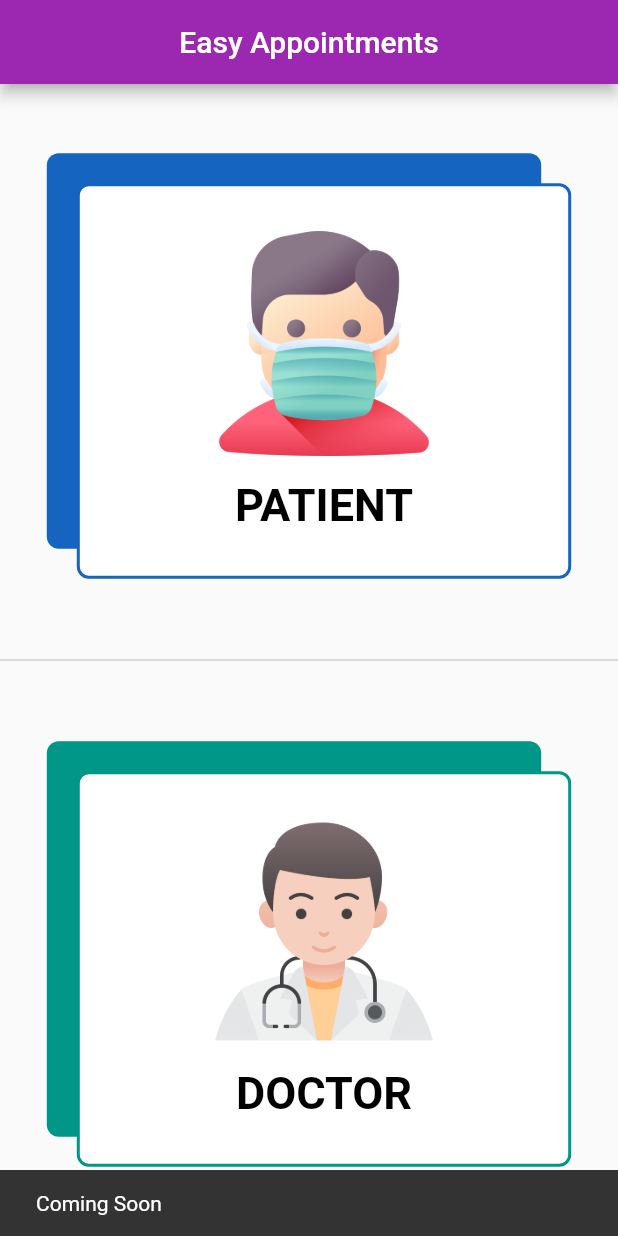
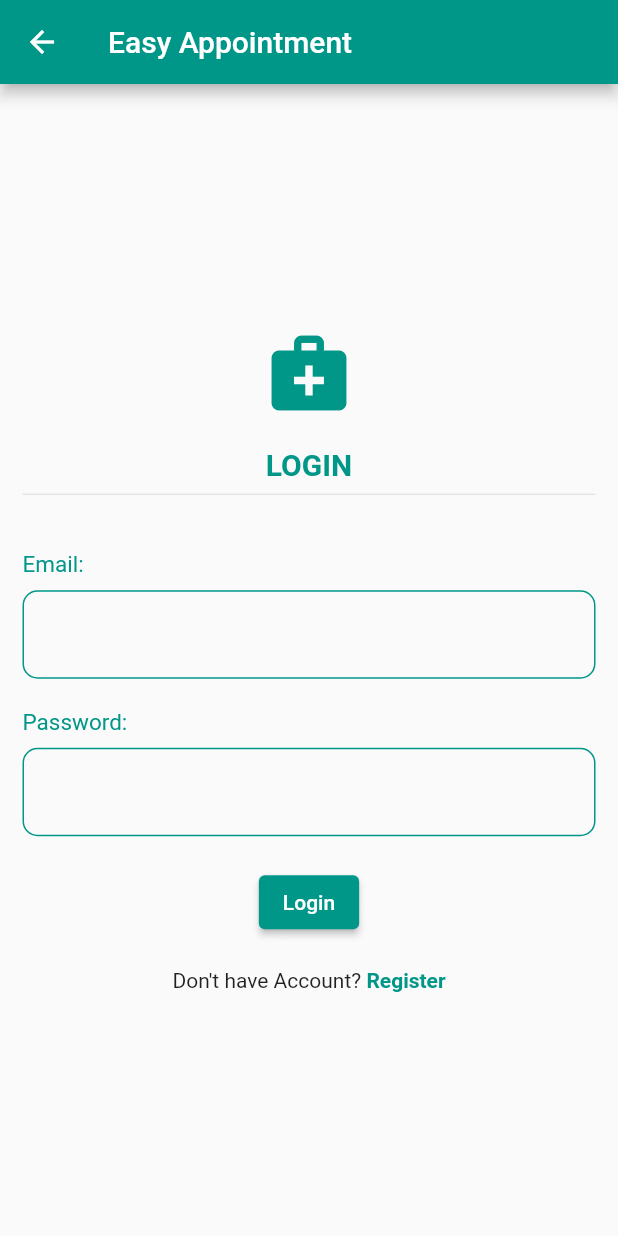
Before and after one commit to satyam-2000/easyeasy_appointment, a Flutter app: the screen it shows after launch, after a tap on "DOCTOR", on a phone screen of 412 x 824 dp. Run offline on Flutter 3.47's test engine with Material 2 defaults, Android fonts, the phone set to English and light mode, and no system bars; our stand-ins replace dio, flutter_bloc, get.

Commit message:
Doctor Auth Done

```diff
--- a/lib/common_components/widgets/input_text_field.dart
+++ b/lib/common_components/widgets/input_text_field.dart
@@ -6,14 +6,15 @@ class InputTextField extends StatelessWidget {
   bool? isObscure;
   TextInputType? textInputType;
   final String? Function(String?)? validator;
-  InputTextField({Key? key,required this.controller,required this.label,this.isObscure,this.textInputType,this.validator,}) : super(key: key);
+  Color themeColor;
+  InputTextField({Key? key,required this.controller,required this.label,this.isObscure,this.textInputType,this.validator,required this.themeColor}) : super(key: key);
 
   @override
   Widget build(BuildContext context) {
     return Column(
       crossAxisAlignment: CrossAxisAlignment.start,
       children: [
-        Text("$label:",style: TextStyle(color: Colors.blue.shade800,fontSize: 15),),
+        Text("$label:",style: TextStyle(color: themeColor,fontSize: 15),),
         const SizedBox(height: 8,),
         TextFormField(
           validator: validator,
@@ -21,12 +22,11 @@ class InputTextField extends StatelessWidget {
           obscureText: isObscure??false,
           controller: controller,
           decoration: InputDecoration(
-            fillColor: Colors.blue.shade800,
-            focusColor: Colors.blue.shade800,
-            hintText: "Enter",
+            fillColor: themeColor,
+            focusColor: themeColor,
             enabledBorder: OutlineInputBorder(
               borderRadius: const BorderRadius.all(Radius.circular(10.0)),
-              borderSide: BorderSide(color: Colors.blue.shade800),
+              borderSide: BorderSide(color: themeColor),
             ),
             errorBorder: OutlineInputBorder(
               borderRadius: const BorderRadius.all(Radius.circular(10.0)),
@@ -38,7 +38,7 @@ class InputTextField extends StatelessWidget {
             ),
             focusedBorder: OutlineInputBorder(
               borderRadius: BorderRadius.all(Radius.circular(10.0)),
-              borderSide: BorderSide(color: Colors.blue.shade800),
+              borderSide: BorderSide(color: themeColor),
             ),
           ),
         ),
--- a/lib/modules/doctor/login/bloc/login_bloc.dart
+++ b/lib/modules/doctor/login/bloc/login_bloc.dart
@@ -0,0 +1,28 @@
+import 'package:easy_appointment/modules/patient/login/bloc/login_state.dart';
+import 'package:flutter_bloc/flutter_bloc.dart';
+import '../services/login_repo.dart';
+import 'login_event.dart';
+import 'login_state.dart';
+
+class DoctorLoginBloc extends Bloc<DoctorLoginEvent,DoctorLoginState>{
+  DoctorLoginBloc():super(DoctorLoginInitialState()){
+    on<DoctorLoginSubmittedEvent>((event,emit) async {
+      emit(DoctorLoginLoadingState());
+      var loginResponseModel=await DoctorLoginRepository.login(event.doctorLoginRequestModel.toJson());
+      if(loginResponseModel==null){
+        emit(DoctorLoginErrorState(error: "Something went wrong"));
+      }
+      else if(loginResponseModel==401){
+        emit(DoctorLoginErrorState(error: "User does not exist"));
+      }
+      else if(loginResponseModel==400){
+        emit(DoctorLoginErrorState(error: "Incorrect Password"));
+      }
+      else{
+        emit(DoctorLoginSuccessState(loginResponseModel: loginResponseModel));
+      }
+
+
+    });
+  }
+}
--- a/lib/modules/doctor/login/bloc/login_event.dart
+++ b/lib/modules/doctor/login/bloc/login_event.dart
@@ -0,0 +1,10 @@
+import 'package:easy_appointment/modules/patient/login/models/login_model.dart';
+
+import '../model/login_model.dart';
+
+abstract class DoctorLoginEvent{}
+
+class DoctorLoginSubmittedEvent extends DoctorLoginEvent{
+  DoctorLoginRequestModel doctorLoginRequestModel;
+  DoctorLoginSubmittedEvent({required this.doctorLoginRequestModel});
+}
--- a/lib/modules/doctor/login/bloc/login_state.dart
+++ b/lib/modules/doctor/login/bloc/login_state.dart
@@ -0,0 +1,16 @@
+import 'package:easy_appointment/modules/patient/login/models/login_model.dart';
+
+import '../model/login_model.dart';
+
+abstract class DoctorLoginState{}
+
+class DoctorLoginInitialState extends DoctorLoginState{}
+class DoctorLoginLoadingState extends DoctorLoginState{}
+class DoctorLoginSuccessState extends DoctorLoginState{
+  DoctorLoginResponseModel loginResponseModel;
+  DoctorLoginSuccessState({required this.loginResponseModel});
+}
+class DoctorLoginErrorState extends DoctorLoginState{
+  String error;
+  DoctorLoginErrorState({required this.error});
+}
--- a/lib/modules/doctor/login/model/login_model.dart
+++ b/lib/modules/doctor/login/model/login_model.dart
@@ -0,0 +1,40 @@
+class DoctorLoginResponseModel{
+  String id;
+  String name;
+  String email;
+  String phone;
+  String speciality;
+  bool isApproved;
+  DoctorLoginResponseModel({
+    required this.id,
+    required this.name,
+    required this.email,
+    required this.phone,
+    required this.speciality,
+    required this.isApproved
+  });
+
+  factory DoctorLoginResponseModel.fromJson(Map<String,dynamic> json){
+    return DoctorLoginResponseModel(
+        id: json["doctorData"]["_id"],
+        name: json["doctorData"]["name"],
+        phone: json["doctorData"]["phone"],
+        email: json["doctorData"]["email"],
+        speciality: json["doctorData"]["role"],
+        isApproved: json["isApproved"]
+    );
+  }
+}
+
+class DoctorLoginRequestModel{
+  String email;
+  String password;
+  DoctorLoginRequestModel({required this.email,required this.password});
+
+  Map<String,dynamic> toJson(){
+    return {
+      "email":email,
+      "password":password
+    };
+  }
+}
--- /dev/null
+++ b/lib/modules/doctor/login/screens/doctor_login_screen.dart
@@ -0,0 +1,116 @@
+import 'package:easy_appointment/modules/doctor/login/model/login_model.dart';
+import 'package:easy_appointment/modules/doctor/register/bloc/register_bloc.dart';
+import 'package:easy_appointment/modules/doctor/register/screens/register_screen.dart';
+import 'package:easy_appointment/modules/patient/dashboard/screens/dashboard.dart';
+import 'package:easy_appointment/modules/patient/login/bloc/login_bloc.dart';
+import 'package:easy_appointment/modules/patient/login/bloc/login_state.dart';
+import 'package:easy_appointment/modules/patient/register/bloc/register_bloc.dart';
+import 'package:easy_appointment/utils/constants/color_constants.dart';
+import 'package:easy_appointment/utils/services/validators.dart';
+import 'package:flutter/material.dart';
+import 'package:flutter_bloc/flutter_bloc.dart';
+import '../../../../common_components/widgets/input_text_field.dart';
+import '../../../../common_components/widgets/snackBars.dart';
+import '../bloc/login_bloc.dart';
+import '../bloc/login_event.dart';
+import '../bloc/login_state.dart';
+
+
+
+class DoctorLoginScreen extends StatefulWidget {
+  const DoctorLoginScreen({Key? key}) : super(key: key);
+
+  @override
+  State<DoctorLoginScreen> createState() => _DoctorLoginScreenState();
+}
+
+class _DoctorLoginScreenState extends State<DoctorLoginScreen> {
+  TextEditingController emailController=TextEditingController();
+  TextEditingController passwordController=TextEditingController();
+  final formGlobalKey = GlobalKey<FormState>();
+
+  @override
+  void dispose() {
+    // TODO: implement dispose
+    super.dispose();
+    emailController.clear();
+    passwordController.clear();
+  }
+
+  @override
+  Widget build(BuildContext context) {
+    return BlocProvider(
+      create: (context)=>DoctorLoginBloc(),
+      child: Scaffold(
+        appBar: AppBar(title: const Text("Easy Appointment"),backgroundColor: Colors.teal,),
+        body: BlocListener<DoctorLoginBloc,DoctorLoginState>(
+          listener: (context,state){
+            if(state is DoctorLoginErrorState){
+              SnackBars.error(error: state.error, context: context);
+            }
+            if(state is DoctorLoginSuccessState){
+              SnackBars.success(message: "Login Successful", context: context);
+              Future.delayed(const Duration(seconds: 1));
+              // Navigator.pushReplacement(context, MaterialPageRoute(builder: (context)=>DashboardScreen(patientDetails: state.loginResponseModel)));
+            }
+          },
+          child: Center(
+            child: SingleChildScrollView(
+              child: Padding(
+                padding: const EdgeInsets.symmetric(vertical: 8.0,horizontal: 15),
+                child: Column(
+                  mainAxisAlignment: MainAxisAlignment.center,
+                  children: [
+                    Icon(Icons.medical_services,size: 60,color: AppColors.doctorThemeColor,),
+                    const SizedBox(height: 20,),
+                    Text("LOGIN",style: TextStyle(fontSize:20,fontWeight: FontWeight.bold,color: AppColors.doctorThemeColor),),
+                    Divider(),
+                    const SizedBox(height: 30,),
+                    Form(
+                      key: formGlobalKey,
+                      child: Column(
+                        children: [
+                          InputTextField(controller: emailController,label: "Email",validator:(email)=>Validators.emailValidator(email),themeColor: AppColors.doctorThemeColor,),
+                          const SizedBox(height: 20,),
+                          InputTextField(controller: passwordController,label: "Password",isObscure:true,validator: (password)=>Validators.passwordValidator(password),themeColor: AppColors.doctorThemeColor,),
+                          const SizedBox(height: 20,),
+                          BlocBuilder<DoctorLoginBloc,DoctorLoginState>(
+                            builder:(context,state){
+                              if(state is DoctorLoginLoadingState){
+                                return Center(child: CircularProgressIndicator(color: AppColors.doctorThemeColor,),);
+                              }
+                              return ElevatedButton(onPressed: (){
+                                if(formGlobalKey.currentState!.validate()){
+                                  DoctorLoginRequestModel loginRequestModel=DoctorLoginRequestModel(email: emailController.text, password: passwordController.text);
+                                  BlocProvider.of<DoctorLoginBloc>(context).add(DoctorLoginSubmittedEvent(doctorLoginRequestModel: loginRequestModel));
+                                }
+                              },style: ElevatedButton.styleFrom(backgroundColor: AppColors.doctorThemeColor), child: const Text("Login"),);
+                            } ,
+                          ),
+                        ],
+                      ),
+                    ),
+                    const SizedBox(height: 20,),
+                    Row(
+                      mainAxisAlignment: MainAxisAlignment.center,
+                      children: [
+                        const Text("Don't have Account? "),
+                        GestureDetector(
+                            onTap: (){
+                              Navigator.push(context, MaterialPageRoute(builder: (context)=>BlocProvider(
+                                  create: (context)=>DoctorRegisterBloc(),
+                                  child: DoctorRegisterScreen())));
+                            },
+                            child: Text("Register",style: TextStyle(color: AppColors.doctorThemeColor,fontWeight: FontWeight.bold),))
+                      ],
+                    )
+                  ],
+                ),
+              ),
+            ),
+          ),
+        ),
+      ),
+    );
+  }
+}
--- a/lib/modules/doctor/register/bloc/register_bloc.dart
+++ b/lib/modules/doctor/register/bloc/register_bloc.dart
@@ -0,0 +1,23 @@
+import 'package:easy_appointment/modules/doctor/register/bloc/register_event.dart';
+import 'package:easy_appointment/modules/doctor/register/bloc/register_state.dart';
+import 'package:flutter_bloc/flutter_bloc.dart';
+
+import '../services/register_repo.dart';
+
+class DoctorRegisterBloc extends Bloc<DoctorRegisterEvent,DoctorRegisterState>{
+  DoctorRegisterBloc():super(DoctorRegisterInitialState()){
+    on<DoctorRegisterSubmittedEvent>((event,emit) async {
+      emit(DoctorRegisterLoadingState());
+      var result=await DoctorRegisterRepository.register(event.doctorRegisterModel.toJson());
+      if(result==200){
+        emit(DoctorRegisterSuccessState());
+      }
+      else if(result==401){
+        emit(DoctorRegisterErrorState(error: "Email already Registered"));
+      }
+      else{
+        emit(DoctorRegisterErrorState(error: "Something went wrong"));
+      }
+    });
+  }
+}
--- a/lib/modules/doctor/register/bloc/register_event.dart
+++ b/lib/modules/doctor/register/bloc/register_event.dart
@@ -0,0 +1,8 @@
+import '../model/register_model.dart';
+
+abstract class DoctorRegisterEvent{}
+
+class DoctorRegisterSubmittedEvent extends DoctorRegisterEvent{
+  DoctorRegisterModel doctorRegisterModel;
+  DoctorRegisterSubmittedEvent({required this.doctorRegisterModel});
+}
--- a/lib/modules/doctor/register/bloc/register_state.dart
+++ b/lib/modules/doctor/register/bloc/register_state.dart
@@ -0,0 +1,12 @@
+abstract class DoctorRegisterState{}
+
+class DoctorRegisterInitialState extends DoctorRegisterState{}
+
+class DoctorRegisterLoadingState extends DoctorRegisterState{}
+
+class DoctorRegisterErrorState extends DoctorRegisterState{
+  String error;
+  DoctorRegisterErrorState({required this.error});
+}
+
+class DoctorRegisterSuccessState extends DoctorRegisterState{}
--- a/lib/modules/doctor/register/model/register_model.dart
+++ b/lib/modules/doctor/register/model/register_model.dart
@@ -0,0 +1,28 @@
+class DoctorRegisterModel{
+  String name;
+  String email;
+  String phone;
+  String password;
+  String qualification;
+  String speciality;
+
+  DoctorRegisterModel({
+    required this.name,
+    required this.phone,
+    required this.password,
+    required this.email,
+    required this.qualification,
+    required this.speciality
+  });
+
+  Map<String,dynamic> toJson(){
+    return {
+      "name":name,
+      "phone":phone,
+      "email":email,
+      "password":password,
+      "role":speciality,
+      "qualification":qualification
+    };
+  }
+}
--- a/lib/modules/splash/welcome.dart
+++ b/lib/modules/splash/welcome.dart
@@ -3,6 +3,7 @@ import 'package:flutter/material.dart';
 import 'package:get/get.dart';
 
 import '../../utils/constants/image_constants.dart';
+import '../doctor/login/screens/doctor_login_screen.dart';
 
 class WelcomeScreen extends StatefulWidget {
   const WelcomeScreen({Key? key}) : super(key: key);
@@ -67,10 +68,7 @@ class _WelcomeScreenState extends State<WelcomeScreen> {
               ),
             ),
             Divider(thickness: 1.5,),
-            GestureDetector(
-              onTap: (){
-              },
-              child: Container(
+            Container(
               width: MediaQuery.of(context).size.width*0.8 +20,
               height: MediaQuery.of(context).size.height*0.32 +20,
               child: Stack(
@@ -88,12 +86,7 @@ class _WelcomeScreenState extends State<WelcomeScreen> {
                     left: 20,
                     child: GestureDetector(
                       onTap: (){
-                          final snackbar = SnackBar(
-                            content: Text('Coming Soon'),
-                            duration: Duration(seconds: 3), // How long the Snackbar is displayed
-                          );
-                          ScaffoldMessenger.of(context).showSnackBar(snackbar);
-
+                        Get.to(const DoctorLoginScreen(),transition: Transition.rightToLeft,duration: const Duration(seconds: 1));
                       },
                       child: Container(
                       width: MediaQuery.of(context).size.width*0.8,
@@ -118,7 +111,6 @@ class _WelcomeScreenState extends State<WelcomeScreen> {
                 ],
               ),
             ),
-            ),
           ],
         ),
       ),
--- a/lib/utils/constants/api_constant.dart
+++ b/lib/utils/constants/api_constant.dart
@@ -2,6 +2,12 @@ class ApiConstants
 {
   static const String _baseUrl="https://easyapp-qhhx.onrender.com/api";
 
-  static String register="$_baseUrl/patient/register";
-  static String login="$_baseUrl/patient/login";
+
+  //Patients
+  static String patientRegister="$_baseUrl/patient/register";
+  static String patientLogin="$_baseUrl/patient/login";
+
+  //Doctors
+  static String doctorRegister="$_baseUrl/doctor/register";
+  static String doctorLogin="$_baseUrl/doctor/login";
 }
--- /dev/null
+++ b/lib/utils/constants/color_constants.dart
@@ -0,0 +1,6 @@
+import 'package:flutter/material.dart';
+
+class AppColors{
+  static Color doctorThemeColor=Colors.teal;
+  static Color patientThemeColor=Colors.blue.shade800;
+}
--- a/lib/utils/services/validators.dart
+++ b/lib/utils/services/validators.dart
@@ -2,6 +2,18 @@ abstract class Validators{
   static String? nameValidator(String? name) {
     if (name == '') {
       return "Name is required";
+    }
+    return null;
+  }
+
+  static String? emailValidator(String? email) {
+    if (email == '') {
+      return "email is required";
+    }
+    if (!RegExp(r'^.+@[a-zA-Z]+\.{1}[a-zA-Z]+(\.{0,1}[a-zA-Z]+)$')
+        .hasMatch(email ?? '')) {
+      // log("Enter");
+      return "Enter valid Email";
     }
     return null;
   }
```
Also changed, not shown: lib/modules/doctor/login/services/login_repo.dart (+39 -0 lines), lib/modules/doctor/register/screens/register_screen.dart (+120 -0 lines), lib/modules/doctor/register/services/register_repo.dart (+29 -0 lines), lib/modules/doctor/login/screens/login_screen.dart (deleted), pubspec.lock, 1 other file. Lines whose indentation alone changed are shown as unchanged.
